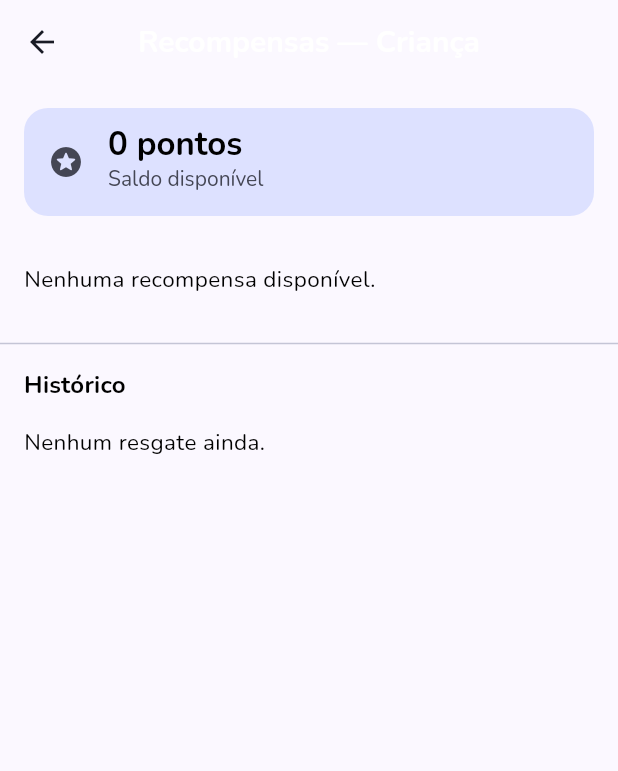
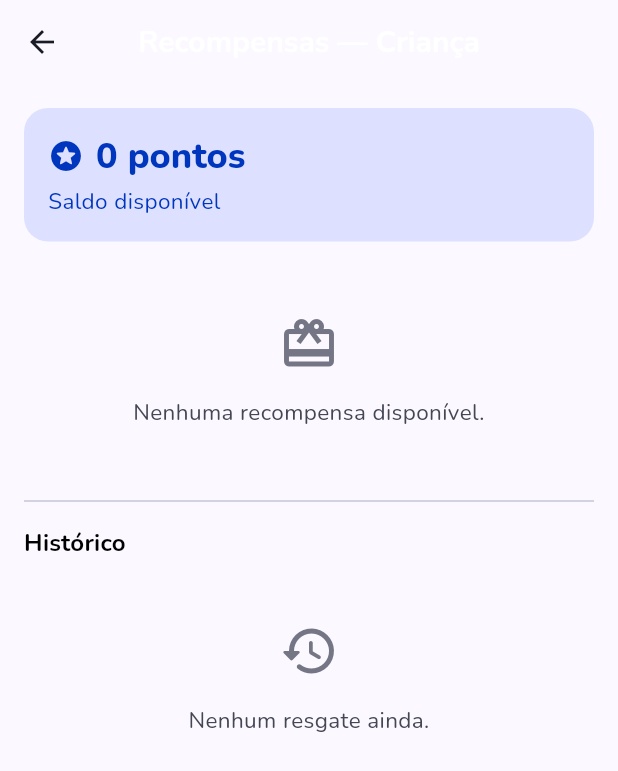
Before and after one commit to semog-projects/children_tasks, a Flutter app: the ChildHomeScreen screen opened directly with empty values, after a tap on the "card giftcard" icon, on a phone screen of 412 x 824 dp. Shown: the top 771 px of the screen. Run offline on Flutter 3.47's test engine with Material 3 defaults, Android fonts, the phone set to English and light mode, and no system bars; our stand-ins replace cloud_firestore, cloud_functions, connectivity_plus, firebase_auth, firebase_core, firebase_messaging and 4 more; accounts and stored records are empty.

Commit message:
feat: repagina home, tarefas de hoje, recompensas e home da criança (#47) (#51)
Sem mudança de comportamento — só apresentação, sobre os tokens da #45/#46.

- Novos widgets compartilhados: `StatCard` (destaque de número + barra de
  progresso, tom primaryContainer) e `EmptyHint` (empty state consistente
  ícone+mensagem+ação; a #48 troca por ilustração).
- Home do responsável: card de criança vira Column com barra de progresso
  do dia; espaçamento por tokens. Textos/tooltips preservados.
- Tarefas de hoje: seção por criança com barra de progresso e contador
  `done/total`; EmptyHint quando não há criança/tarefa.
- Recompensas (catálogo): saldo em `StatCard`; cards de recompensa com
  leading; histórico e vazios via `EmptyHint`.
- Home da criança: saldo em `StatCard` com progresso; seção "Tarefas de
  hoje"; `EmptyHint` "Aproveite o dia!".
- `InstanceTile`: ícone de status agora num CircleAvatar tonalizado por
  estado (pending/aguardando/aprovada/rejeitada).
- Testes: novos test/common/widgets_test.dart. 55/55.

Verificação visual no dispositivo (claro/escuro) fica para a revisão da
sprint quando o USB voltar; a #48 também passa por essas telas.

Closes #47


Claude-Session: https://claude.ai/code/session_01JLAMSFHbXf1oN18QXVn4S4

Co-authored-by: Claude Sonnet 5 <noreply@anthropic.com>

```diff
--- /dev/null
+++ b/lib/src/common/empty_hint.dart
@@ -0,0 +1,47 @@
+import 'package:flutter/material.dart';
+
+import 'spacing.dart';
+
+/// Estado vazio consistente: ícone + mensagem centralizados, com uma ação
+/// opcional. A #48 deve enriquecer com ilustração.
+class EmptyHint extends StatelessWidget {
+  const EmptyHint({
+    super.key,
+    required this.icon,
+    required this.message,
+    this.action,
+  });
+
+  final IconData icon;
+  final String message;
+  final Widget? action;
+
+  @override
+  Widget build(BuildContext context) {
+    final theme = Theme.of(context);
+    return Padding(
+      padding: const EdgeInsets.symmetric(
+        horizontal: AppSpacing.lg,
+        vertical: AppSpacing.xl,
+      ),
+      child: Column(
+        mainAxisSize: MainAxisSize.min,
+        children: [
+          Icon(icon, size: 40, color: theme.colorScheme.outline),
+          const Gap.md(),
+          Text(
+            message,
+            textAlign: TextAlign.center,
+            style: theme.textTheme.bodyMedium?.copyWith(
+              color: theme.colorScheme.onSurfaceVariant,
+            ),
+          ),
+          if (action != null) ...[
+            const Gap.md(),
+            action!,
+          ],
+        ],
+      ),
+    );
+  }
+}
--- /dev/null
+++ b/lib/src/common/stat_card.dart
@@ -0,0 +1,71 @@
+import 'package:flutter/material.dart';
+
+import 'spacing.dart';
+
+/// Card de destaque para um número (saldo de pontos, total…), no tom
+/// `primaryContainer`. Opcionalmente com uma barra de progresso.
+class StatCard extends StatelessWidget {
+  const StatCard({
+    super.key,
+    required this.icon,
+    required this.value,
+    required this.label,
+    this.progress,
+  });
+
+  final IconData icon;
+  final String value;
+  final String label;
+
+  /// 0..1 — quando presente, mostra uma barra de progresso abaixo.
+  final double? progress;
+
+  @override
+  Widget build(BuildContext context) {
+    final theme = Theme.of(context);
+    final scheme = theme.colorScheme;
+
+    return Card(
+      color: scheme.primaryContainer,
+      child: Padding(
+        padding: AppSpacing.card,
+        child: Column(
+          crossAxisAlignment: CrossAxisAlignment.start,
+          children: [
+            Row(
+              children: [
+                Icon(icon, color: scheme.onPrimaryContainer),
+                const Gap.sm(),
+                Text(
+                  value,
+                  style: theme.textTheme.headlineSmall?.copyWith(
+                    color: scheme.onPrimaryContainer,
+                  ),
+                ),
+              ],
+            ),
+            const Gap.xs(),
+            Text(
+              label,
+              style: theme.textTheme.bodyMedium?.copyWith(
+                color: scheme.onPrimaryContainer,
+              ),
+            ),
+            if (progress != null) ...[
+              const Gap.sm(),
+              ClipRRect(
+                borderRadius: BorderRadius.circular(999),
+                child: LinearProgressIndicator(
+                  value: progress!.clamp(0.0, 1.0),
+                  backgroundColor: scheme.onPrimaryContainer.withValues(alpha: 0.15),
+                  color: scheme.onPrimaryContainer,
+                  minHeight: 8,
+                ),
+              ),
+            ],
+          ],
+        ),
+      ),
+    );
+  }
+}
--- a/lib/src/features/child/presentation/child_home_screen.dart
+++ b/lib/src/features/child/presentation/child_home_screen.dart
@@ -1,6 +1,9 @@
 import 'package:flutter/material.dart';
 import 'package:flutter_riverpod/flutter_riverpod.dart';
 
+import '../../../common/empty_hint.dart';
+import '../../../common/spacing.dart';
+import '../../../common/stat_card.dart';
 import '../../../common/sync/sync_banner.dart';
 import '../../auth/application/auth_providers.dart';
 import '../../rewards/presentation/catalog_screen.dart';
@@ -72,30 +75,29 @@ class ChildHomeScreen extends ConsumerWidget {
                 data: (list) {
                   final done = list.where((i) => i.isApproved).length;
                   return ListView(
-                    padding: const EdgeInsets.all(16),
+                    padding: AppSpacing.screen,
                     children: [
-                      Card(
-                        color: theme.colorScheme.primaryContainer,
-                        child: ListTile(
-                          leading: const Icon(Icons.stars_rounded),
-                          title: Text('$balance pontos',
-                              style: theme.textTheme.titleLarge),
-                          subtitle: Text(
-                            list.isEmpty
-                                ? 'Nenhuma tarefa hoje'
-                                : '$done de ${list.length} tarefas de hoje',
-                          ),
-                        ),
+                      StatCard(
+                        icon: Icons.stars_rounded,
+                        value: '$balance pontos',
+                        label: list.isEmpty
+                            ? 'Nenhuma tarefa hoje'
+                            : '$done de ${list.length} tarefas de hoje',
+                        progress: list.isEmpty ? null : done / list.length,
                       ),
+                      const Gap.sm(),
                       const _NextRewardCard(),
-                      const SizedBox(height: 8),
-                      for (final instance in list)
-                        InstanceTile(instance: instance, childMode: true),
-                      if (list.isEmpty)
-                        const Padding(
-                          padding: EdgeInsets.all(24),
-                          child: Text('Aproveite o dia! 🎉',
-                              textAlign: TextAlign.center),
+                      if (list.isNotEmpty) ...[
+                        const Gap.md(),
+                        Text('Tarefas de hoje',
+                            style: theme.textTheme.titleMedium),
+                        const Gap.sm(),
+                        for (final instance in list)
+                          InstanceTile(instance: instance, childMode: true),
+                      ] else
+                        const EmptyHint(
+                          icon: Icons.celebration_rounded,
+                          message: 'Aproveite o dia! 🎉',
                         ),
                     ],
                   );
@@ -119,23 +121,28 @@ class _NextRewardCard extends ConsumerWidget {
     if (next == null) return const SizedBox.shrink();
     final balance = ref.watch(myChildBalanceProvider).asData?.value ?? 0;
     final progress = next.reward.cost == 0 ? 1.0 : balance / next.reward.cost;
+    final theme = Theme.of(context);
 
     return Card(
       child: Padding(
-        padding: const EdgeInsets.all(16),
+        padding: AppSpacing.card,
         child: Column(
           crossAxisAlignment: CrossAxisAlignment.start,
           children: [
-            Text('Próxima recompensa',
-                style: Theme.of(context).textTheme.labelMedium),
-            const SizedBox(height: 4),
-            Text(next.reward.title,
-                style: Theme.of(context).textTheme.titleMedium),
-            const SizedBox(height: 8),
-            LinearProgressIndicator(value: progress.clamp(0.0, 1.0)),
-            const SizedBox(height: 6),
+            Text('Próxima recompensa', style: theme.textTheme.labelMedium),
+            const Gap.xs(),
+            Text(next.reward.title, style: theme.textTheme.titleMedium),
+            const Gap.sm(),
+            ClipRRect(
+              borderRadius: BorderRadius.circular(999),
+              child: LinearProgressIndicator(
+                value: progress.clamp(0.0, 1.0),
+                minHeight: 8,
+              ),
+            ),
+            const Gap.xs(),
             Text('Faltam ${next.missing} pontos',
-                style: Theme.of(context).textTheme.bodySmall),
+                style: theme.textTheme.bodySmall),
           ],
         ),
       ),
--- a/lib/src/features/rewards/presentation/catalog_screen.dart
+++ b/lib/src/features/rewards/presentation/catalog_screen.dart
@@ -1,6 +1,9 @@
 import 'package:flutter/material.dart';
 import 'package:flutter_riverpod/flutter_riverpod.dart';
 
+import '../../../common/empty_hint.dart';
+import '../../../common/spacing.dart';
+import '../../../common/stat_card.dart';
 import '../../../common/sync/sync_providers.dart';
 import '../../../data/models/redemption.dart';
 import '../../../data/models/reward.dart';
@@ -61,28 +64,27 @@ class CatalogScreen extends ConsumerWidget {
         loading: () => const Center(child: CircularProgressIndicator()),
         error: (e, _) => const Center(child: Text('Erro ao carregar')),
         data: (list) => ListView(
-          padding: const EdgeInsets.only(bottom: 24),
+          padding: const EdgeInsets.fromLTRB(
+              AppSpacing.md, AppSpacing.md, AppSpacing.md, AppSpacing.lg),
           children: [
-            Card(
-              margin: const EdgeInsets.all(16),
-              color: theme.colorScheme.primaryContainer,
-              child: ListTile(
-                leading: const Icon(Icons.stars_rounded),
-                title: Text('$balance pontos', style: theme.textTheme.titleLarge),
-                subtitle: const Text('Saldo disponível'),
+            StatCard(
+              icon: Icons.stars_rounded,
+              value: '$balance pontos',
+              label: 'Saldo disponível',
+            ),
+            if (!online) ...[
+              const Gap.sm(),
+              Text(
+                'O resgate precisa de internet — tente de novo quando a conexão voltar.',
+                style: theme.textTheme.bodySmall
+                    ?.copyWith(color: theme.colorScheme.error),
               ),
-            ),
-            if (!online)
-              const Padding(
-                padding: EdgeInsets.symmetric(horizontal: 16),
-                child: Text(
-                  'O resgate precisa de internet — tente de novo quando a conexão voltar.',
-                ),
-              ),
+            ],
+            const Gap.md(),
             if (list.isEmpty)
-              const Padding(
-                padding: EdgeInsets.all(16),
-                child: Text('Nenhuma recompensa disponível.'),
+              const EmptyHint(
+                icon: Icons.card_giftcard_outlined,
+                message: 'Nenhuma recompensa disponível.',
               )
             else
               for (final reward in list)
@@ -92,18 +94,16 @@ class CatalogScreen extends ConsumerWidget {
                   busy: busy,
                   onRedeem: () => _confirmRedeem(context, ref, reward),
                 ),
-            const Divider(height: 32),
-            Padding(
-              padding: const EdgeInsets.symmetric(horizontal: 16),
-              child: Text('Histórico', style: theme.textTheme.titleMedium),
-            ),
+            const Divider(height: AppSpacing.xl),
+            Text('Histórico', style: theme.textTheme.titleMedium),
+            const Gap.sm(),
             redemptions.when(
               loading: () => const SizedBox.shrink(),
               error: (e, _) => const SizedBox.shrink(),
               data: (history) => history.isEmpty
-                  ? const Padding(
-                      padding: EdgeInsets.all(16),
-                      child: Text('Nenhum resgate ainda.'),
+                  ? const EmptyHint(
+                      icon: Icons.history_rounded,
+                      message: 'Nenhum resgate ainda.',
                     )
                   : Column(
                       children: [
@@ -157,9 +157,15 @@ class _RewardCard extends StatelessWidget {
 
   @override
   Widget build(BuildContext context) {
+    final theme = Theme.of(context);
     return Card(
-      margin: const EdgeInsets.symmetric(horizontal: 16, vertical: 4),
+      margin: const EdgeInsets.only(bottom: AppSpacing.sm),
       child: ListTile(
+        leading: CircleAvatar(
+          backgroundColor: theme.colorScheme.secondaryContainer,
+          foregroundColor: theme.colorScheme.onSecondaryContainer,
+          child: const Icon(Icons.redeem_rounded),
+        ),
         title: Text(reward.title),
         subtitle: Text([
           '${reward.cost} pts',
```
Also changed, not shown: lib/src/features/home/presentation/home_screen.dart (+53 -24 lines), lib/src/features/tasks/presentation/instance_tile.dart (+16 -9 lines), lib/src/features/tasks/presentation/today_screen.dart (+29 -11 lines), 1 other file.
